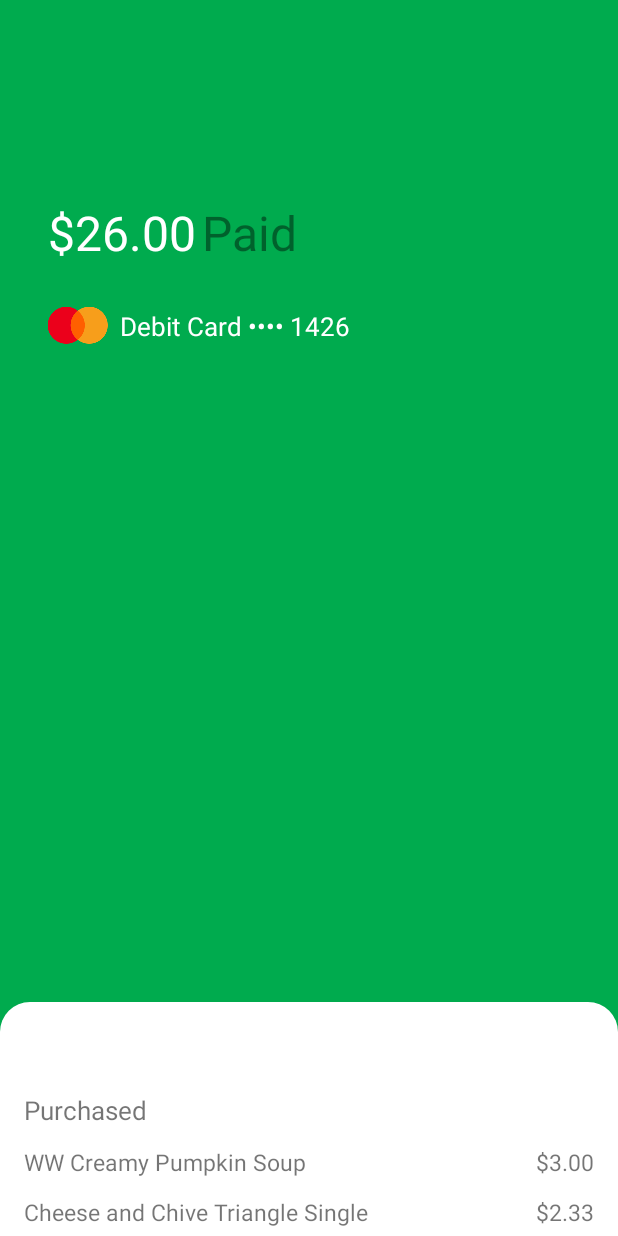
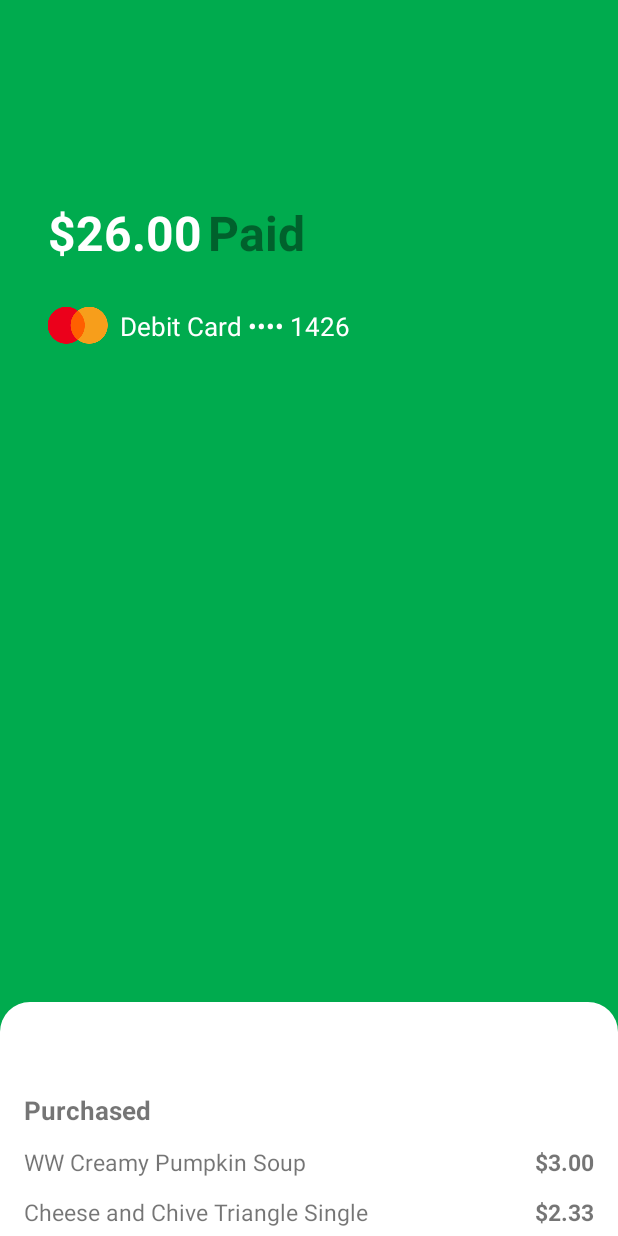
Before and after one commit to w-pay/sdk-wpay-jvm, an Android app: the screen it shows after launch (PaymentReceipt), after a tap on "PRETEND TO COMPLETE PAYMENT", on a phone screen of 412 x 824 dp. Run offline under Robolectric (Android 15) with nearby library versions, the phone set to English and light mode, and no system bars; 1 other tap on this screen came first.

Commit message:
Adjust styles to bold relevant text.

```diff
--- a/app/src/main/res/layout/payment_receipt.xml
+++ b/app/src/main/res/layout/payment_receipt.xml
@@ -74,7 +74,7 @@
             android:layout_height="wrap_content"
             android:layout_marginTop="60dp"
             android:text="@string/receipt_heading"
-            android:textSize="17sp"
+            style="@style/Heading3"
         />
 
         <androidx.recyclerview.widget.RecyclerView
@@ -89,14 +89,14 @@
             android:layout_width="match_parent"
             android:layout_height="0dp"
             android:orientation="vertical"
-            android:layout_weight="1"
+            android:layout_weight="2"
             android:layout_marginTop="32dp"
         >
             <TextView
                 android:layout_width="match_parent"
                 android:layout_height="wrap_content"
                 android:text="@string/totals_heading"
-                android:textSize="17sp"
+                style="@style/Heading3"
             />
 
             <!-- TODO: Use data binding -->
--- a/app/src/main/res/layout/receipt_row.xml
+++ b/app/src/main/res/layout/receipt_row.xml
@@ -13,7 +13,7 @@
         android:layout_width="0dp"
         android:layout_height="wrap_content"
         android:layout_weight="4"
-        android:textSize="15sp"
+        style="@style/ReceiptRow"
         tools:text="WW Creamy Pumpkin Soup WW Creamy Pumpkin Soup WW Creamy Pumpkin Soup WW Creamy Pumpkin Soup"
     />
 
@@ -22,7 +22,7 @@
         android:layout_width="0dp"
         android:layout_height="wrap_content"
         android:layout_weight="1"
-        android:textSize="15sp"
+        style="@style/ReceiptRow.Amount"
         android:textAlignment="textEnd"
         tools:text="$10,000.00"
     />
--- a/app/src/main/res/values-v26/styles.xml
+++ /dev/null
@@ -1,7 +0,0 @@
-<?xml version="1.0" encoding="utf-8"?>
-<resources>
-    <style name="Heading1">
-        <item name="android:textSize">32sp</item>
-        <item name="android:fontWeight">700</item>
-    </style>
-</resources>
--- a/app/src/main/res/values/styles.xml
+++ b/app/src/main/res/values/styles.xml
@@ -9,6 +9,19 @@
 
     <style name="Heading1">
         <item name="android:textSize">32sp</item>
-        <!-- TODO: Make bold for API < 26 -->
+        <item name="android:textStyle">bold</item>
+    </style>
+
+    <style name="Heading3">
+        <item name="android:textSize">17sp</item>
+        <item name="android:textStyle">bold</item>
+    </style>
+
+    <style name="ReceiptRow">
+        <item name="android:textSize">15sp</item>
+    </style>
+
+    <style name="ReceiptRow.Amount">
+        <item name="android:textStyle">bold</item>
     </style>
 </resources>
```
